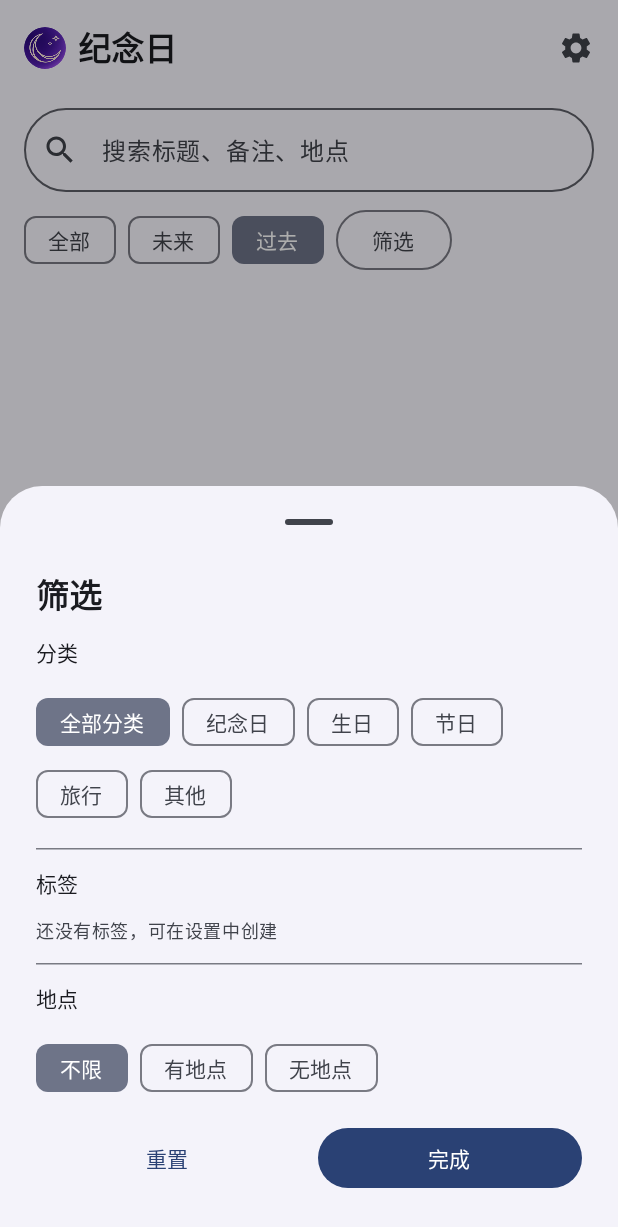
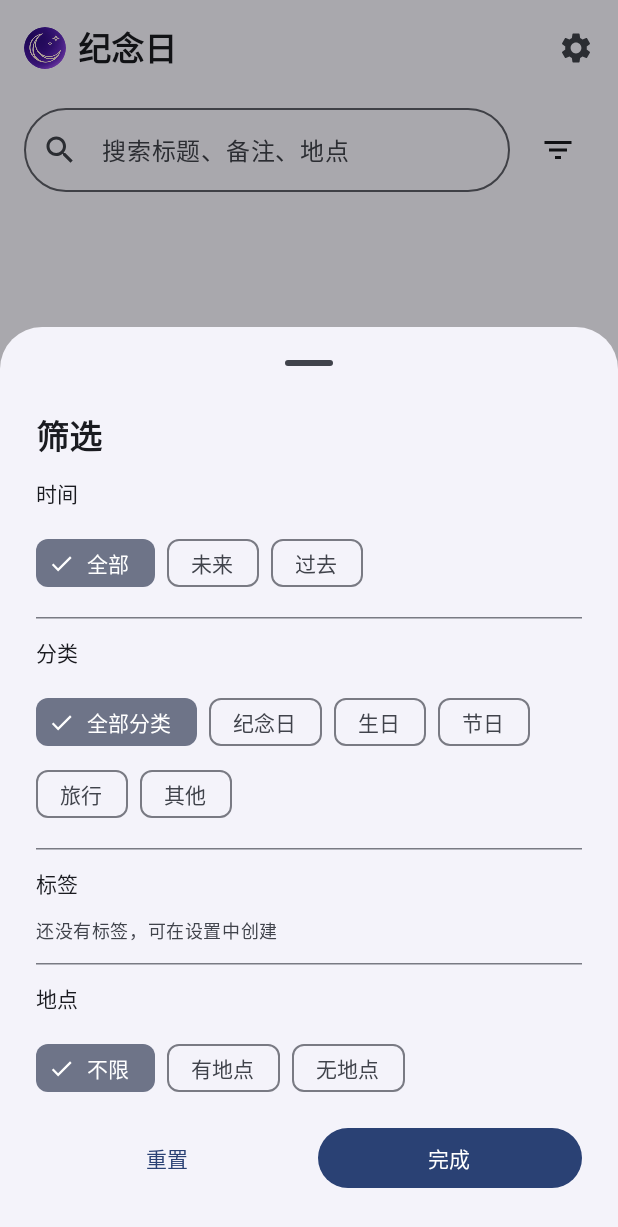
Before and after one commit to jiegun314/lunary, an Android app built with Jetpack Compose: the EventsScreen screen opened through its navigation route, after a tap on "筛选", on a phone screen of 412 x 824 dp. Shown: the top 1227 px of the screen. Run offline under Robolectric (Android 15) with nearby library versions, the phone set to English and light mode, and no system bars; our stand-ins replace Dagger/Hilt's generated code, Room's generated code; 3 other taps on this screen came first.

Commit message:
feat: unify anniversary and letter list filters
Move event quick filters into the filter sheet, share the search/filter bar across both tabs, align list widths, add selected chip checks and letter count header, and scale the mail icon with font size.

```diff
--- a/app/build.gradle.kts
+++ b/app/build.gradle.kts
@@ -29,8 +29,8 @@ android {
         applicationId = "com.lunary.app"
         minSdk = 26
         targetSdk = 37
-        versionCode = 25
-        versionName = "0.9.1"
+        versionCode = 26
+        versionName = "0.9.2"
 
         testInstrumentationRunner = "androidx.test.runner.AndroidJUnitRunner"
     }
--- a/app/src/main/java/com/lunary/app/ui/components/LetterRow.kt
+++ b/app/src/main/java/com/lunary/app/ui/components/LetterRow.kt
@@ -22,12 +22,14 @@ import androidx.compose.runtime.Composable
 import androidx.compose.ui.Alignment
 import androidx.compose.ui.Modifier
 import androidx.compose.ui.draw.clip
+import androidx.compose.ui.platform.LocalDensity
 import androidx.compose.ui.res.stringResource
 import androidx.compose.ui.text.SpanStyle
 import androidx.compose.ui.text.buildAnnotatedString
 import androidx.compose.ui.text.style.TextOverflow
 import androidx.compose.ui.text.withStyle
 import androidx.compose.ui.unit.dp
+import androidx.compose.ui.unit.sp
 import com.lunary.app.R
 import com.lunary.app.domain.model.Letter
 import com.lunary.app.ui.formatDate
@@ -50,6 +52,7 @@ fun LetterRow(
         letter.sender,
         letter.recipient
     )
+    val iconSize = with(LocalDensity.current) { 18.sp.toDp() }
     Surface(
         onClick = onClick,
         shape = RoundedCornerShape(20.dp),
@@ -84,7 +87,7 @@ fun LetterRow(
                         Icons.Default.Email,
                         contentDescription = null,
                         tint = MaterialTheme.colorScheme.onSurfaceVariant,
-                        modifier = Modifier.size(18.dp)
+                        modifier = Modifier.size(iconSize)
                     )
                     Spacer(Modifier.width(8.dp))
                     Text(
--- /dev/null
+++ b/app/src/main/java/com/lunary/app/ui/components/SearchFilterBar.kt
@@ -0,0 +1,123 @@
+package com.lunary.app.ui.components
+
+import androidx.compose.foundation.layout.Box
+import androidx.compose.foundation.layout.Row
+import androidx.compose.foundation.layout.Spacer
+import androidx.compose.foundation.layout.fillMaxWidth
+import androidx.compose.foundation.layout.padding
+import androidx.compose.foundation.layout.size
+import androidx.compose.foundation.layout.width
+import androidx.compose.foundation.layout.widthIn
+import androidx.compose.foundation.text.KeyboardOptions
+import androidx.compose.material.icons.Icons
+import androidx.compose.material.icons.filled.Close
+import androidx.compose.material.icons.filled.Search
+import androidx.compose.material3.Badge
+import androidx.compose.material3.BadgedBox
+import androidx.compose.material3.ExperimentalMaterial3Api
+import androidx.compose.material3.Icon
+import androidx.compose.material3.IconButton
+import androidx.compose.material3.MaterialTheme
+import androidx.compose.material3.OutlinedTextField
+import androidx.compose.material3.Text
+import androidx.compose.runtime.Composable
+import androidx.compose.ui.Alignment
+import androidx.compose.ui.Modifier
+import androidx.compose.ui.platform.LocalDensity
+import androidx.compose.ui.res.painterResource
+import androidx.compose.ui.res.stringResource
+import androidx.compose.ui.semantics.clearAndSetSemantics
+import androidx.compose.ui.text.input.ImeAction
+import androidx.compose.ui.text.style.TextOverflow
+import androidx.compose.ui.unit.dp
+import androidx.compose.ui.unit.sp
+import com.lunary.app.R
+
+/**
+ * Shared search field + filter icon used by the list tabs.
+ *
+ * Keeping this in one place guarantees both tabs use the same height,
+ * spacing, clear behavior and filter affordance.
+ */
+@OptIn(ExperimentalMaterial3Api::class)
+@Composable
+fun SearchFilterBar(
+    query: String,
+    onQueryChange: (String) -> Unit,
+    placeholder: String,
+    filterCount: Int,
+    onFilterClick: () -> Unit,
+    modifier: Modifier = Modifier
+) {
+    // Count text should stay badge-sized even when the system font is large.
+    val badgeFontSize = (10f / LocalDensity.current.fontScale).sp
+
+    Box(
+        modifier = modifier.fillMaxWidth(),
+        contentAlignment = Alignment.TopCenter
+    ) {
+        Row(
+            modifier = Modifier
+                .widthIn(max = 720.dp)
+                .fillMaxWidth()
+                .padding(horizontal = 16.dp, vertical = 8.dp),
+            verticalAlignment = Alignment.CenterVertically
+        ) {
+            OutlinedTextField(
+                value = query,
+                onValueChange = onQueryChange,
+                modifier = Modifier.weight(1f),
+                placeholder = {
+                    Text(
+                        text = placeholder,
+                        maxLines = 1,
+                        overflow = TextOverflow.Ellipsis
+                    )
+                },
+                leadingIcon = { Icon(Icons.Default.Search, contentDescription = null) },
+                trailingIcon = {
+                    if (query.isNotEmpty()) {
+                        IconButton(onClick = { onQueryChange("") }) {
+                            Icon(
+                                Icons.Default.Close,
+                                contentDescription = stringResource(R.string.close)
+                            )
+                        }
+                    }
+                },
+                singleLine = true,
+                shape = MaterialTheme.shapes.extraLarge,
+                keyboardOptions = KeyboardOptions(imeAction = ImeAction.Search)
+            )
+            Spacer(Modifier.width(8.dp))
+            BadgedBox(
+                badge = {
+                    if (filterCount > 0) {
+                        Badge(modifier = Modifier.clearAndSetSemantics {}) {
+                            Text(
+                                text = if (filterCount > 99) "99+" else filterCount.toString(),
+                                fontSize = badgeFontSize,
+                                lineHeight = badgeFontSize,
+                                maxLines = 1
+                            )
+                        }
+                    }
+                }
+            ) {
+                IconButton(
+                    onClick = onFilterClick,
+                    modifier = Modifier.size(48.dp)
+                ) {
+                    Icon(
+                        painter = painterResource(R.drawable.ic_filter_list),
+                        contentDescription = if (filterCount > 0) {
+                            stringResource(R.string.filter_button_count, filterCount)
+                        } else {
+                            stringResource(R.string.filter_button)
+                        }
+                    )
+                }
+            }
+        }
+    }
+}
--- a/app/src/main/java/com/lunary/app/ui/events/EventsScreen.kt
+++ b/app/src/main/java/com/lunary/app/ui/events/EventsScreen.kt
@@ -1,6 +1,5 @@
 package com.lunary.app.ui.events
 
-import androidx.compose.foundation.horizontalScroll
 import androidx.compose.foundation.layout.Arrangement
 import androidx.compose.foundation.layout.Column
 import androidx.compose.foundation.layout.FlowRow
@@ -12,29 +11,28 @@ import androidx.compose.foundation.layout.fillMaxWidth
 import androidx.compose.foundation.layout.height
 import androidx.compose.foundation.layout.fillMaxHeight
 import androidx.compose.foundation.layout.width
+import androidx.compose.foundation.layout.size
 import androidx.compose.foundation.layout.BoxWithConstraints
 import androidx.compose.foundation.layout.padding
 import androidx.compose.material3.VerticalDivider
 import androidx.compose.foundation.lazy.LazyColumn
 import androidx.compose.foundation.lazy.items
 import androidx.compose.foundation.rememberScrollState
-import androidx.compose.foundation.text.KeyboardOptions
+import androidx.compose.foundation.verticalScroll
 import androidx.compose.material.icons.Icons
 import androidx.compose.material.icons.filled.Add
-import androidx.compose.material.icons.filled.Close
-import androidx.compose.material.icons.filled.Search
+import androidx.compose.material.icons.filled.Check
 import androidx.compose.material.icons.filled.Settings
 import androidx.compose.material3.Button
 import androidx.compose.material3.ExperimentalMaterial3Api
 import androidx.compose.material3.FilterChip
+import androidx.compose.material3.FilterChipDefaults
 import androidx.compose.material3.FloatingActionButton
 import androidx.compose.material3.HorizontalDivider
 import androidx.compose.material3.Icon
 import androidx.compose.material3.IconButton
 import androidx.compose.material3.MaterialTheme
 import androidx.compose.material3.ModalBottomSheet
-import androidx.compose.material3.OutlinedButton
-import androidx.compose.material3.OutlinedTextField
 import androidx.compose.material3.Scaffold
 import androidx.compose.material3.Text
 import androidx.compose.material3.TextButton
@@ -49,12 +47,12 @@ import androidx.compose.runtime.saveable.rememberSaveable
 import androidx.compose.ui.Alignment
 import androidx.compose.ui.Modifier
 import androidx.compose.ui.res.stringResource
-import androidx.compose.ui.text.input.ImeAction
 import androidx.compose.ui.unit.dp
 import androidx.hilt.navigation.compose.hiltViewModel
 import androidx.lifecycle.compose.collectAsStateWithLifecycle
 import com.lunary.app.R
 import com.lunary.app.ui.components.EventRow
+import com.lunary.app.ui.components.SearchFilterBar
 import com.lunary.app.ui.components.LunaryTopAppBar
 import com.lunary.app.ui.detail.DetailScreen
 import androidx.navigation.NavType
@@ -103,70 +101,25 @@ fun EventsScreen(
             val contentWidth = maxWidth
             val twoPane = false // list+detail pane deferred; avoid empty right pane
             var selectedId by rememberSaveable { mutableStateOf<String?>(null) }
-            Row(modifier = Modifier.fillMaxSize()) {
+            Row(
+                modifier = Modifier.fillMaxSize(),
+                horizontalArrangement = if (twoPane) Arrangement.Start else Arrangement.Center
+            ) {
                 Column(
                     modifier = Modifier
-                        .width(if (twoPane) contentWidth * 0.46f else contentWidth)
+                        .width(
+                            if (twoPane) contentWidth * 0.46f
+                            else contentWidth.coerceAtMost(720.dp)
+                        )
                         .fillMaxHeight()
                 ) {
-            OutlinedTextField(
-                value = state.filter.query,
-                onValueChange = viewModel::setQuery,
-                modifier = Modifier
-                    .fillMaxWidth()
-                    .padding(horizontal = 16.dp, vertical = 8.dp),
-                placeholder = { Text(stringResource(R.string.search_events)) },
-                leadingIcon = { Icon(Icons.Default.Search, contentDescription = null) },
-                trailingIcon = {
-                    if (state.filter.query.isNotEmpty()) {
-                        IconButton(onClick = { viewModel.setQuery("") }) {
-                            Icon(
-                                Icons.Default.Close,
-                                contentDescription = stringResource(R.string.close)
-                            )
-                        }
-                    }
-                },
-                singleLine = true,
-                shape = MaterialTheme.shapes.extraLarge,
-                keyboardOptions = KeyboardOptions(imeAction = ImeAction.Search)
+            SearchFilterBar(
+                query = state.filter.query,
+                onQueryChange = viewModel::setQuery,
+                placeholder = stringResource(R.string.search_events),
+                filterCount = state.filter.activeCount,
+                onFilterClick = { showFilters = true }
             )
-            Row(
-                modifier = Modifier
-                    .fillMaxWidth()
-                    .horizontalScroll(rememberScrollState())
-                    .padding(horizontal = 16.dp),
-                horizontalArrangement = Arrangement.spacedBy(8.dp),
-                verticalAlignment = Alignment.CenterVertically
-            ) {
-                EventFilter.entries.forEach { filter ->
-                    FilterChip(
-                        selected = state.filter.quick == filter,
-                        onClick = { viewModel.setQuickFilter(filter) },
-                        label = {
-                            Text(
-                                when (filter) {
-                                    EventFilter.ALL -> stringResource(R.string.filter_all)
-                                    EventFilter.UPCOMING -> stringResource(R.string.filter_upcoming)
-                                    EventFilter.PAST -> stringResource(R.string.filter_past)
-                                }
-                            )
-                        }
-                    )
-                }
-                OutlinedButton(onClick = { showFilters = true }) {
-                    Text(
-                        if (state.filter.advancedCount > 0) {
-                            stringResource(
-                                R.string.filter_button_count,
-                                state.filter.advancedCount
-                            )
-                        } else {
-                            stringResource(R.string.filter_button)
-                        }
-                    )
-                }
-            }
             if (state.events.isEmpty()) {
                 Column(
                     modifier = Modifier
@@ -175,7 +128,7 @@ fun EventsScreen(
                     horizontalAlignment = Alignment.CenterHorizontally,
                     verticalArrangement = Arrangement.Center
                 ) {
-                    val filtering = state.filter.advancedCount > 0
+                    val filtering = state.filter.activeCount > 0
                     Text(
                         text = when {
                             state.filter.query.isNotBlank() -> stringResource(R.string.empty_search)
@@ -186,7 +139,7 @@ fun EventsScreen(
                     )
                     Spacer(Modifier.height(8.dp))
                     if (filtering) {
-                        TextButton(onClick = viewModel::clearAdvancedFilters) {
+                        TextButton(onClick = viewModel::clearFilters) {
                             Text(stringResource(R.string.clear_filters))
                         }
                     } else if (state.filter.query.isBlank()) {
@@ -252,7 +205,8 @@ fun EventsScreen(
                 onCategory = viewModel::setCategory,
                 onToggleTag = viewModel::toggleTag,
                 onLocation = viewModel::setLocation,
-                onReset = viewModel::clearAdvancedFilters,
+                onQuick = viewModel::setQuickFilter,
+                onReset = viewModel::clearFilters,
                 onDone = { showFilters = false }
             )
         }
@@ -313,12 +267,14 @@ private fun EventFilterSheet(
     onCategory: (String?) -> Unit,
     onToggleTag: (String) -> Unit,
     onLocation: (LocationFilter) -> Unit,
+    onQuick: (EventFilter) -> Unit,
     onReset: () -> Unit,
     onDone: () -> Unit
 ) {
     Column(
         modifier = Modifier
             .fillMaxWidth()
+            .verticalScroll(rememberScrollState())
             .padding(horizontal = 24.dp, vertical = 8.dp),
         verticalArrangement = Arrangement.spacedBy(12.dp)
     ) {
@@ -327,6 +283,37 @@ private fun EventFilterSheet(
             style = MaterialTheme.typography.titleLarge
         )
         Text(
+            text = stringResource(R.string.filter_time),
+            style = MaterialTheme.typography.titleSmall
+        )
+        FlowRow(horizontalArrangement = Arrangement.spacedBy(8.dp)) {
+            EventFilter.entries.forEach { filter ->
+                FilterChip(
+                    selected = state.filter.quick == filter,
+                    onClick = { onQuick(filter) },
+                    leadingIcon = if (state.filter.quick == filter) {
+                        {
+                            Icon(
+                                Icons.Default.Check,
+                                contentDescription = null,
+                                modifier = Modifier.size(FilterChipDefaults.IconSize)
+                            )
+                        }
+                    } else null,
+                    label = {
+                        Text(
+                            when (filter) {
+                                EventFilter.ALL -> stringResource(R.string.filter_all)
+                                EventFilter.UPCOMING -> stringResource(R.string.filter_upcoming)
+                                EventFilter.PAST -> stringResource(R.string.filter_past)
+                            }
+                        )
+                    }
+                )
+            }
+        }
+        HorizontalDivider()
+        Text(
             text = stringResource(R.string.filter_category),
             style = MaterialTheme.typography.titleSmall
         )
@@ -334,12 +321,30 @@ private fun EventFilterSheet(
             FilterChip(
                 selected = state.filter.categoryId == null,
                 onClick = { onCategory(null) },
+                leadingIcon = if (state.filter.categoryId == null) {
+                    {
+                        Icon(
+                            Icons.Default.Check,
+                            contentDescription = null,
+                            modifier = Modifier.size(FilterChipDefaults.IconSize)
+                        )
+                    }
+                } else null,
                 label = { Text(stringResource(R.string.filter_all_categories)) }
             )
             state.categories.values.sortedBy { it.sortOrder }.forEach { category ->
                 FilterChip(
                     selected = state.filter.categoryId == category.id,
                     onClick = { onCategory(category.id) },
+                    leadingIcon = if (state.filter.categoryId == category.id) {
+                        {
+                            Icon(
+                                Icons.Default.Check,
+                                contentDescription = null,
+                                modifier = Modifier.size(FilterChipDefaults.IconSize)
+                            )
+                        }
+                    } else null,
                     label = { Text(category.name) }
                 )
             }
@@ -363,6 +368,15 @@ private fun EventFilterSheet(
                     FilterChip(
                         selected = tag.id in state.filter.tagIds,
                         onClick = { onToggleTag(tag.id) },
+                        leadingIcon = if (tag.id in state.filter.tagIds) {
+                            {
+                                Icon(
+                                    Icons.Default.Check,
+                                    contentDescription = null,
+                                    modifier = Modifier.size(FilterChipDefaults.IconSize)
+                                )
+                            }
+                        } else null,
                         label = {
                             Text(listOfNotNull(tag.emoji, tag.name).joinToString(" "))
                         }
@@ -382,6 +396,15 @@ private fun EventFilterSheet(
                 FilterChip(
                     selected = state.filter.location == location,
                     onClick = { onLocation(location) },
+                    leadingIcon = if (state.filter.location == location) {
+                        {
+                            Icon(
+                                Icons.Default.Check,
+                                contentDescription = null,
+                                modifier = Modifier.size(FilterChipDefaults.IconSize)
+                            )
+                        }
+                    } else null,
                     label = {
                         Text(
                             when (location) {
--- /dev/null
+++ b/app/src/main/res/drawable/ic_filter_list.xml
@@ -0,0 +1,9 @@
+<vector xmlns:android="http://schemas.android.com/apk/res/android"
+    android:width="24dp"
+    android:height="24dp"
+    android:viewportWidth="24"
+    android:viewportHeight="24">
+    <path
+        android:fillColor="#FF000000"
+        android:pathData="M10,18h4v-2h-4v2zM3,6v2h18V6H3zM6,13h12v-2H6v2z" />
+</vector>
--- a/app/src/main/res/values/strings.xml
+++ b/app/src/main/res/values/strings.xml
@@ -299,7 +299,7 @@
     <string name="search_letters">搜索标题、正文、发件人或收件人</string>
     <string name="letters_no_results">没有找到符合条件的芳札</string>
     <string name="letters_no_results_hint">试试更换关键词或调整筛选条件</string>
-    <string name="filter_time_range">时间段</string>
+    <string name="filter_time">时间</string>
     <string name="filter_all_time">全部时间</string>
     <string name="filter_last_7_days">最近 7 天</string>
     <string name="filter_last_30_days">最近 30 天</string>
```
Also changed, not shown: app/src/main/java/com/lunary/app/ui/events/EventsViewModel.kt (+5 -6 lines), app/src/main/java/com/lunary/app/ui/letters/LettersScreen.kt (+58 -50 lines), 1 other file.
